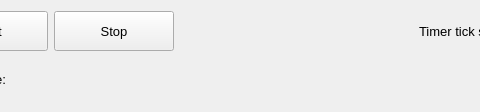
First picture: the form in resources/statewidget.ui, repository tud-hri/joan, before the edit; both pictures show x 83 to 563 and y 0 to 112 of the 737 by 112 pixel window.
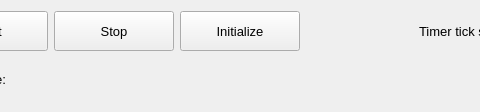
Second picture: the form after the edit.

```diff
--- a/resources/statewidget.ui
+++ b/resources/statewidget.ui
@@ -131,6 +131,24 @@
          </property>
         </widget>
        </item>
+       <item>
+        <widget class="QPushButton" name="btn_initialize">
+         <property name="minimumSize">
+          <size>
+           <width>120</width>
+           <height>40</height>
+          </size>
+         </property>
+         <property name="font">
+          <font>
+           <pointsize>10</pointsize>
+          </font>
+         </property>
+         <property name="text">
+          <string>Initialize</string>
+         </property>
+        </widget>
+       </item>
        <item>
         <spacer name="horizontalSpacer">
          <property name="orientation">
```
